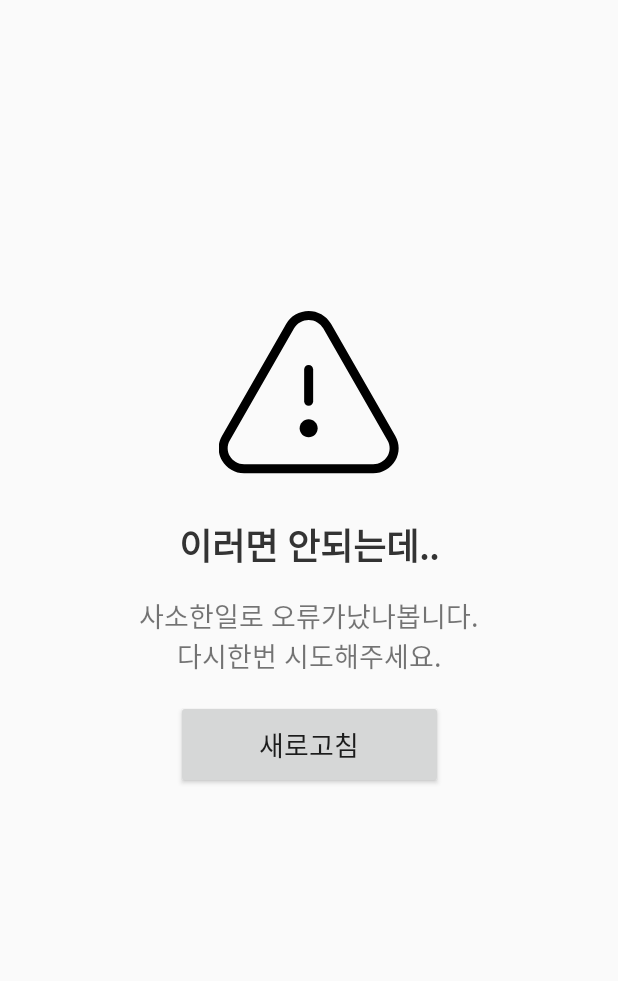
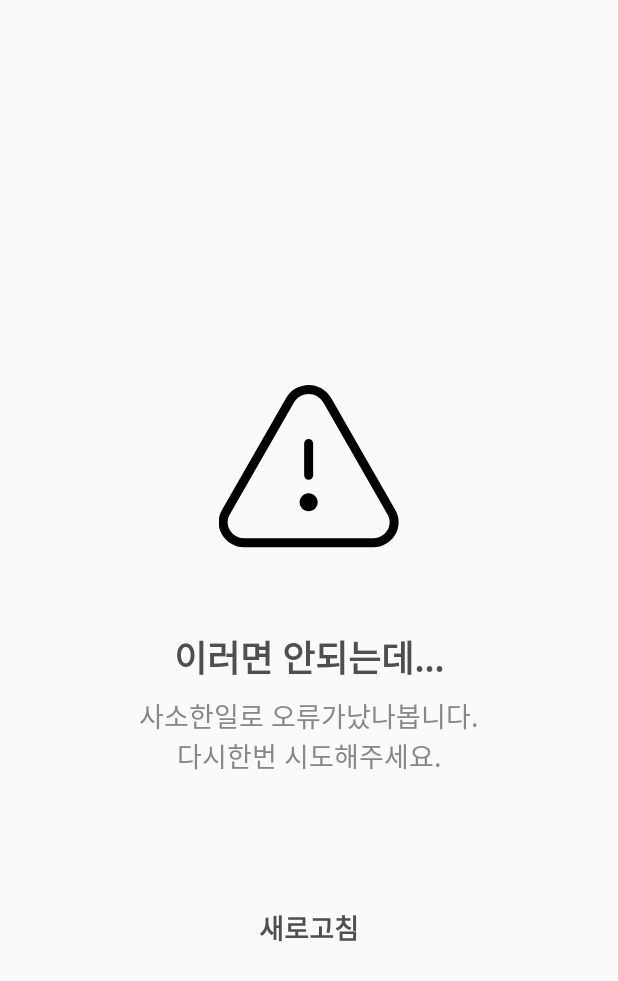
Before and after one commit to GingGingI/cursed-puppy-android, an Android app: the ErrorActivity screen opened directly, with no data from a screen before it, on a phone screen of 412 x 824 dp. Shown: the top 981 px of the screen. Run offline under Robolectric (Android 15) with nearby library versions, the phone set to English and light mode, and no system bars; our stand-ins replace Dagger/Hilt's generated code, data binding; libraries missing offline, so code that uses them is left out: com.squareup.otto; 1 statement that could not run was skipped.

Commit message:
UI 변경[에러페이지, 메인페이지], StatusBar 컬러 통일

```diff
--- a/app/src/main/java/c/gingdev/cursedpuppy/base/BaseActivity.kt
+++ b/app/src/main/java/c/gingdev/cursedpuppy/base/BaseActivity.kt
@@ -2,10 +2,10 @@ package c.gingdev.cursedpuppy.base
 
 import android.os.Bundle
 import androidx.annotation.LayoutRes
-import androidx.appcompat.app.AppCompatActivity
 import androidx.databinding.DataBindingUtil
 import androidx.databinding.ViewDataBinding
 import c.gingdev.cursedpuppy.utils.event.PuppyEventBus
+import c.gingdev.cursedpuppy.utils.ui.statusBarTransparent
 import dagger.android.AndroidInjection
 import dagger.android.support.DaggerAppCompatActivity
 
@@ -17,6 +17,7 @@ abstract class BaseActivity: DaggerAppCompatActivity() {
     override fun onCreate(savedInstanceState: Bundle?) {
         AndroidInjection.inject(this)
         super.onCreate(savedInstanceState)
+        statusBarTransparent()
 
         binding = DataBindingUtil.setContentView(this, layoutRes())
         onCreated(savedInstanceState)
--- a/app/src/main/java/c/gingdev/cursedpuppy/di/module/network/NetworkModule.kt
+++ b/app/src/main/java/c/gingdev/cursedpuppy/di/module/network/NetworkModule.kt
@@ -21,7 +21,7 @@ object NetworkModule {
     private val CONNECT_TIMEOUT: Long = 30 //Sec
     private val WRITE_TIMEOUT: Long = 30 //Sec
     private val READ_TIMEOUT: Long = 30 //Sec
-    private val baseUrl: String = "http://nigga.shop:8012"
+    private val baseUrl: String = "http://mmm.nigga.shop:8080"
 //    or mmm.forial.tk
 
     @Provides
--- a/app/src/main/java/c/gingdev/cursedpuppy/ui/etc/ErrorActivity.kt
+++ b/app/src/main/java/c/gingdev/cursedpuppy/ui/etc/ErrorActivity.kt
@@ -8,6 +8,8 @@ import c.gingdev.cursedpuppy.BR
 import c.gingdev.cursedpuppy.R
 import c.gingdev.cursedpuppy.base.BaseActivity
 import c.gingdev.cursedpuppy.databinding.ActivityErrorBinding
+import c.gingdev.cursedpuppy.utils.ui.checkBackgroundColor
+import kotlinx.android.synthetic.main.activity_error.*
 
 class ErrorActivity: BaseActivity() {
     private val TAG = "ERRORACTIVITY"
@@ -29,6 +31,8 @@ class ErrorActivity: BaseActivity() {
             startActivity(lastActivityIntent)
             finish()
         }
+
+        checkBackgroundColor(parentView)
     }
 
     companion object {
--- a/app/src/main/java/c/gingdev/cursedpuppy/ui/etc/SplashActivity.kt
+++ b/app/src/main/java/c/gingdev/cursedpuppy/ui/etc/SplashActivity.kt
@@ -12,9 +12,10 @@ class SplashActivity: AppCompatActivity() {
         setContentView(R.layout.activity_splash)
 
         Runnable {
-            Thread.sleep(5000)
+            Thread.sleep(2000)
 
             startActivity(Intent(this, MainActivity::class.java))
+            finish()
         }.run()
     }
 }
--- /dev/null
+++ b/app/src/main/java/c/gingdev/cursedpuppy/utils/ui/ColorChecker.kt
@@ -0,0 +1,38 @@
+package c.gingdev.cursedpuppy.utils.ui
+
+import android.graphics.Color
+import android.graphics.drawable.ColorDrawable
+import android.view.View
+import androidx.core.graphics.ColorUtils
+
+class ColorChecker {
+    val LightColor = true
+    val DarkColor = false
+
+    private var color: Int = 0
+
+    /**
+     * @param view only solid color Not Gradient or Image
+     */
+
+    constructor(view: View) {
+        val bg = view.background
+        if (bg is ColorDrawable)
+            this.color = bg.color
+        else
+            this.color = Color.WHITE
+    }
+
+    /**
+     * @param color color of view
+     * */
+    constructor(color: Int) {
+        this.color = color
+    }
+
+    /**
+     * @return boolean
+     */
+    fun isLight(): Boolean
+            = ColorUtils.calculateLuminance(color) > 0.5
+}
--- a/app/src/main/java/c/gingdev/cursedpuppy/utils/vm/ImageViewAdapter.kt
+++ b/app/src/main/java/c/gingdev/cursedpuppy/utils/ui/ImageViewAdapter.kt
@@ -1,6 +1,5 @@
-package c.gingdev.cursedpuppy.utils.vm
+package c.gingdev.cursedpuppy.utils.ui
 
-import android.util.Log
 import android.widget.ImageView
 import androidx.databinding.BindingAdapter
 import c.gingdev.cursedpuppy.R
@@ -19,5 +18,4 @@ object ImageViewAdapter {
                 .into(imageView)
         }
     }
-
 }
--- /dev/null
+++ b/app/src/main/java/c/gingdev/cursedpuppy/utils/ui/ViewExtensions.kt
@@ -0,0 +1,71 @@
+package c.gingdev.cursedpuppy.utils.ui
+
+import android.app.Activity
+import android.graphics.Color
+import android.os.Build
+import android.view.View
+import android.view.Window
+import android.view.WindowManager
+import androidx.annotation.ColorRes
+import androidx.core.content.ContextCompat
+import c.gingdev.cursedpuppy.R
+
+fun Activity.statusBarTransparent() {
+    window.apply {
+        decorView.systemUiVisibility = View.SYSTEM_UI_FLAG_LAYOUT_STABLE or
+                View.SYSTEM_UI_FLAG_LAYOUT_FULLSCREEN
+
+        setWindowFlag(WindowManager.LayoutParams.FLAG_TRANSLUCENT_STATUS, false)
+        statusBarColor = Color.TRANSPARENT
+    }
+}
+
+fun Activity.statusBarColor(@ColorRes color: Int) {
+    window.apply {
+        statusBarColor = resources.getColor(color)
+    }
+}
+
+private fun Window.setWindowFlag(flag: Int, on: Boolean) {
+    apply {
+        if (on)
+            attributes.flags = attributes.flags or flag
+        else
+            attributes.flags = attributes.flags and flag.inv()
+    }
+}
+
+fun Activity.getStatusBarHeight(): Int {
+    var result = 0
+    val resourceId = resources.getIdentifier("status_bar_height", "dimen", "android")
+    if (resourceId > 0)
+        result = resources.getDimensionPixelSize(resourceId)
+    return result
+}
+
+fun Activity.checkBackgroundColor(view: View): Int {
+    var color: Int
+    if (ColorChecker(view).isLight()) {
+//            현제 밝음
+        color = ContextCompat.getColor(this, R.color.colorBlack)
+
+        if (Build.VERSION.SDK_INT >= Build.VERSION_CODES.M)
+            window.decorView.systemUiVisibility =
+                View.SYSTEM_UI_FLAG_LAYOUT_FULLSCREEN or
+                        View.SYSTEM_UI_FLAG_LIGHT_STATUS_BAR
+        else
+            window.decorView.systemUiVisibility = View.SYSTEM_UI_FLAG_LAYOUT_FULLSCREEN
+
+    } else {
+//            현재 어두움.
+        color = ContextCompat.getColor(this, R.color.colorWhite)
+
+        if (Build.VERSION.SDK_INT >= Build.VERSION_CODES.M)
+            window.decorView.systemUiVisibility =
+                View.SYSTEM_UI_FLAG_LAYOUT_FULLSCREEN or 0
+        else
+            window.decorView.systemUiVisibility = View.SYSTEM_UI_FLAG_LAYOUT_FULLSCREEN
+    }
+
+    return color
+}
--- a/app/src/main/res/layout/activity_error.xml
+++ b/app/src/main/res/layout/activity_error.xml
@@ -1,6 +1,8 @@
 <?xml version="1.0" encoding="utf-8"?>
 
-<layout>
+<layout
+    xmlns:android="http://schemas.android.com/apk/res/android"
+    xmlns:app="http://schemas.android.com/apk/res-auto">
 
     <data>
         <variable
@@ -9,9 +11,7 @@
     </data>
 
     <androidx.constraintlayout.widget.ConstraintLayout
-        xmlns:android="http://schemas.android.com/apk/res/android"
-        xmlns:app="http://schemas.android.com/apk/res-auto"
-        android:orientation="vertical"
+        android:id="@+id/parentView"
         android:layout_width="match_parent"
         android:layout_height="match_parent">
 
@@ -21,8 +21,6 @@
             android:layout_height="0dp"
 
             android:src="@drawable/ic_warning"
-
-            android:layout_margin="8dp"
 
             app:layout_constraintDimensionRatio="H,3:2"
 
@@ -38,13 +36,13 @@
             android:text="@string/error_found"
             android:textSize="24sp"
             android:textStyle="bold"
-            android:textColor="#333"
+            android:textColor="@color/colorBlack"
 
-            android:layout_margin="16dp"
+            android:layout_margin="8dp"
 
             app:layout_constraintStart_toStartOf="parent"
             app:layout_constraintEnd_toEndOf="parent"
-            app:layout_constraintTop_toBottomOf="@id/imageGuide"/>
+            app:layout_constraintTop_toBottomOf="@id/textTopGuide"/>
 
         <TextView
             android:id="@+id/errorFoundDetailText"
@@ -54,8 +52,9 @@
             android:text="@string/error_found_detail"
             android:textSize="18sp"
             android:textAlignment="center"
+            android:textColor="@color/colorGray"
 
-            android:layout_margin="16dp"
+            android:layout_margin="8dp"
 
             app:layout_constraintTop_toBottomOf="@id/errorFoundText"
             app:layout_constraintStart_toStartOf="parent"
@@ -69,15 +68,20 @@
 
             android:text="새로고침"
             android:textSize="18sp"
+            android:textColor="@color/colorBlack"
             android:padding="16dp"
 
             android:layout_margin="16dp"
+            android:background="@color/none"
+            android:textStyle="bold"
 
             app:layout_constraintDimensionRatio="H, 2:6"
 
-            app:layout_constraintTop_toBottomOf="@id/errorFoundDetailText"
+            app:layout_constraintTop_toTopOf="@id/buttonGuide"
+            app:layout_constraintBottom_toBottomOf="@id/buttonGuide"
             app:layout_constraintStart_toStartOf="parent"
             app:layout_constraintEnd_toEndOf="parent"/>
+
 
         <androidx.constraintlayout.widget.Guideline
             android:id="@+id/imageGuide"
@@ -85,6 +89,23 @@
             android:layout_height="wrap_content"
 
             android:orientation="horizontal"
-            app:layout_constraintGuide_percent="0.4" />
+            app:layout_constraintGuide_percent="0.45" />
+
+        <androidx.constraintlayout.widget.Guideline
+            android:id="@+id/textTopGuide"
+            android:layout_width="match_parent"
+            android:layout_height="wrap_content"
+
+            android:orientation="horizontal"
+            app:layout_constraintGuide_percent="0.5" />
+
+        <androidx.constraintlayout.widget.Guideline
+            android:id="@+id/buttonGuide"
+            android:layout_width="match_parent"
+            android:layout_height="wrap_content"
+
+            android:orientation="horizontal"
+            app:layout_constraintGuide_percent="0.75" />
+
     </androidx.constraintlayout.widget.ConstraintLayout>
 </layout>
--- a/app/src/main/res/values/colors.xml
+++ b/app/src/main/res/values/colors.xml
@@ -3,6 +3,14 @@
     <color name="colorPrimary">#008577</color>
     <color name="colorPrimaryDark">#00574B</color>
     <color name="colorAccent">#D81B60</color>
+    <color name="none">#00000000</color>
 
-    <color name="none">#00000000</color>
+    <color name="transparentBlack">#33000000</color>
+
+    <color name="colorRealBlack">#FF000000</color>
+    <color name="colorBlack">#FF4f4f4f</color>
+    <color name="colorGray">#FF888888</color>
+    <color name="colorWhite">#FFEEEEEE</color>
+    <color name="colorRealWhite">#FFFFFFFF</color>
+
 </resources>
--- a/app/src/main/res/values/strings.xml
+++ b/app/src/main/res/values/strings.xml
@@ -1,7 +1,7 @@
 <resources>
     <string name="app_name">멈뭄미</string>
 
-    <string name="error_found">이러면 안되는데..</string>
+    <string name="error_found">이러면 안되는데...</string>
     <string name="error_found_detail">사소한일로 오류가났나봅니다.\n다시한번 시도해주세요.</string>
 
     <string name="com.crashlytics.useFirebaseAppId">true</string>
```
Also changed, not shown: app/src/main/java/c/gingdev/cursedpuppy/ui/main/MainActivity.kt (+9 -0 lines), app/src/main/res/layout/activity_main.xml (+29 -36 lines), app/src/main/res/layout/layout_list_puppy.xml (+13 -2 lines), app/src/main/res/values/styles.xml (+12 -0 lines), app/src/main/res/drawable/doge.png (added).
